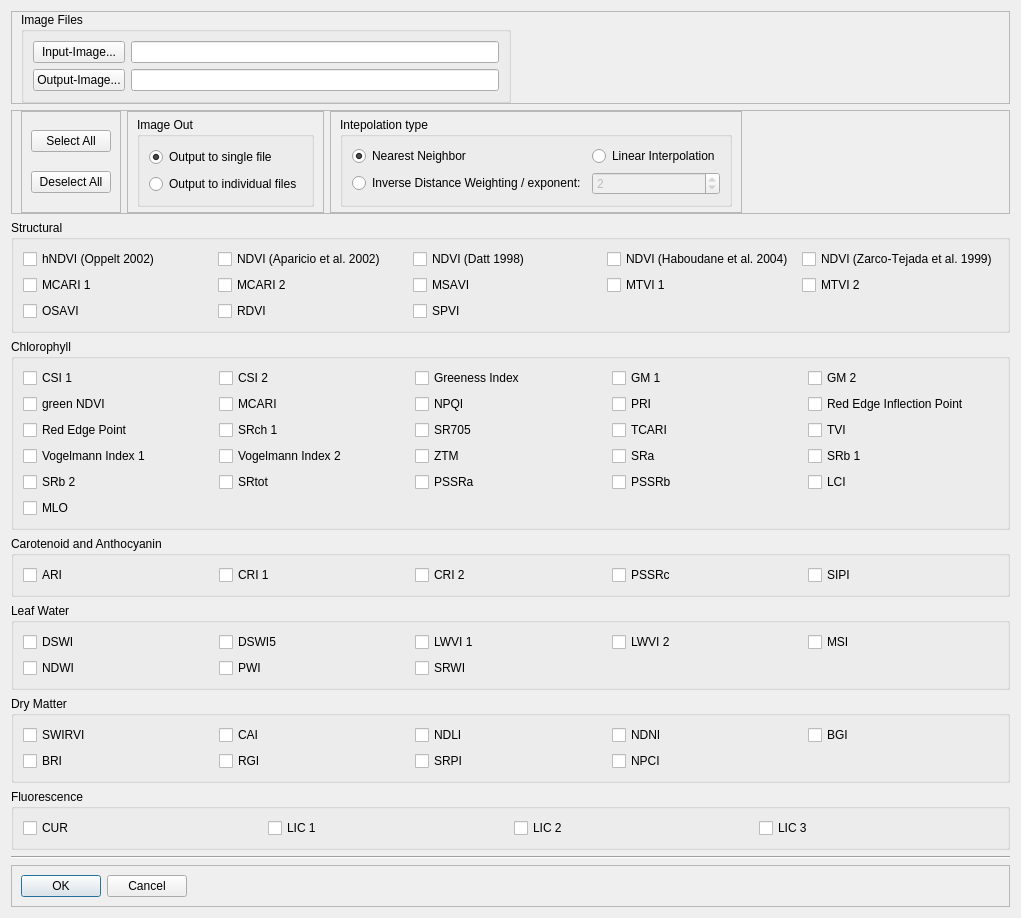
Above: enmapbox/apps/AVI/AVI.ui from jakimowb/enmapbox_testmigration2 before the change. Below: the same form after it.
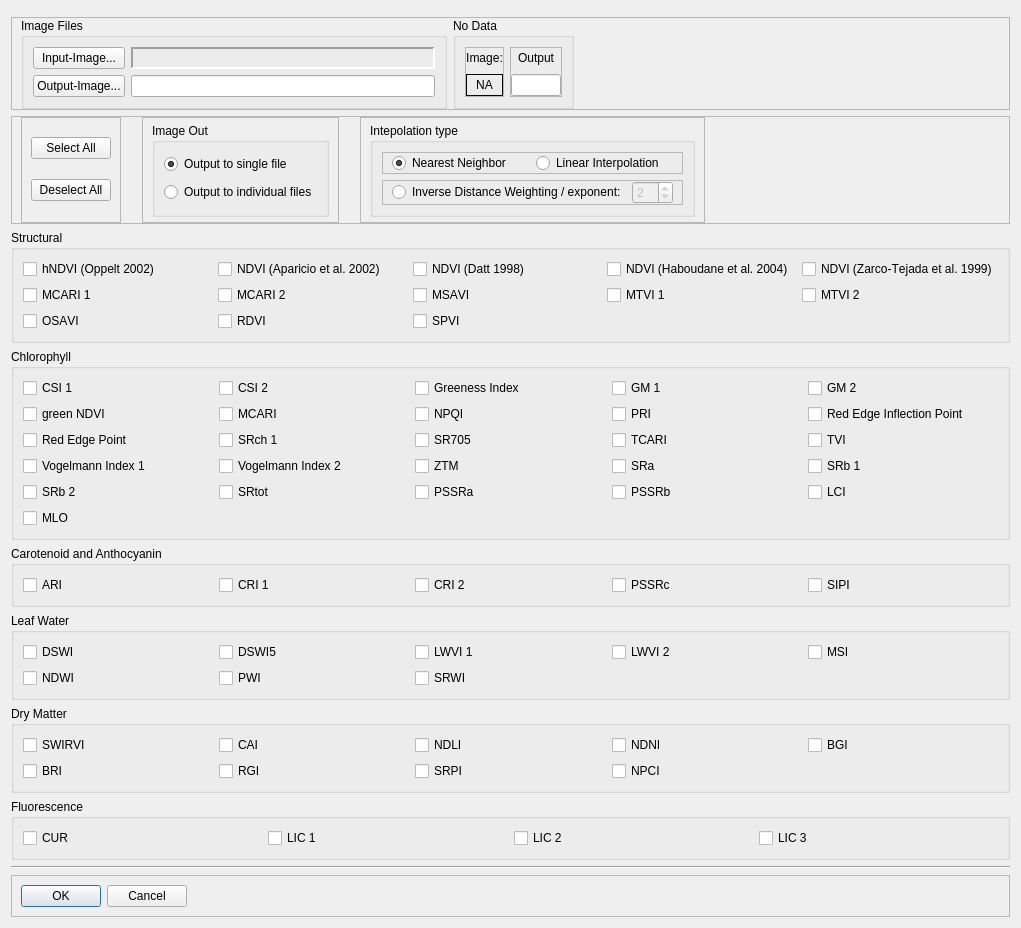
That is the form after the change.

```diff
--- a/enmapbox/apps/AVI/AVI.ui
+++ b/enmapbox/apps/AVI/AVI.ui
@@ -8,7 +8,7 @@
     <x>0</x>
     <y>0</y>
     <width>1021</width>
-    <height>822</height>
+    <height>816</height>
    </rect>
   </property>
   <property name="windowTitle">
@@ -18,7 +18,60 @@
    <locale language="English" country="UnitedStates"/>
   </property>
   <layout class="QGridLayout" name="gridLayout_7">
-   <item row="10" column="0">
+   <item row="12" column="0">
+    <widget class="QGroupBox" name="carAnth_group">
+     <property name="title">
+      <string>Carotenoid and Anthocyanin</string>
+     </property>
+     <property name="flat">
+      <bool>true</bool>
+     </property>
+     <property name="checkable">
+      <bool>false</bool>
+     </property>
+     <property name="checked">
+      <bool>false</bool>
+     </property>
+     <layout class="QGridLayout" name="gridLayout_3">
+      <item row="0" column="2">
+       <widget class="QCheckBox" name="box_cri2">
+        <property name="text">
+         <string>CRI 2</string>
+        </property>
+       </widget>
+      </item>
+      <item row="0" column="0">
+       <widget class="QCheckBox" name="box_ari">
+        <property name="text">
+         <string>ARI</string>
+        </property>
+       </widget>
+      </item>
+      <item row="0" column="1">
+       <widget class="QCheckBox" name="box_cri1">
+        <property name="text">
+         <string>CRI 1</string>
+        </property>
+       </widget>
+      </item>
+      <item row="0" column="3">
+       <widget class="QCheckBox" name="box_pssrc">
+        <property name="text">
+         <string>PSSRc</string>
+        </property>
+       </widget>
+      </item>
+      <item row="0" column="4">
+       <widget class="QCheckBox" name="box_sipi">
+        <property name="text">
+         <string>SIPI</string>
+        </property>
+       </widget>
+      </item>
+     </layout>
+    </widget>
+   </item>
+   <item row="11" column="0">
     <widget class="QGroupBox" name="cab_group">
      <property name="title">
       <string>Chlorophyll</string>
@@ -218,10 +271,10 @@
      </layout>
     </widget>
    </item>
-   <item row="11" column="0">
-    <widget class="QGroupBox" name="carAnth_group">
+   <item row="13" column="0">
+    <widget class="QGroupBox" name="water_group">
      <property name="title">
-      <string>Carotenoid and Anthocyanin</string>
+      <string>Leaf Water</string>
      </property>
      <property name="flat">
       <bool>true</bool>
@@ -232,46 +285,67 @@
      <property name="checked">
       <bool>false</bool>
      </property>
-     <layout class="QGridLayout" name="gridLayout_3">
-      <item row="0" column="2">
-       <widget class="QCheckBox" name="box_cri2">
-        <property name="text">
-         <string>CRI 2</string>
-        </property>
-       </widget>
-      </item>
+     <layout class="QGridLayout" name="gridLayout_4">
       <item row="0" column="0">
-       <widget class="QCheckBox" name="box_ari">
+       <widget class="QCheckBox" name="box_dswi">
         <property name="text">
-         <string>ARI</string>
+         <string>DSWI</string>
         </property>
        </widget>
       </item>
       <item row="0" column="1">
-       <widget class="QCheckBox" name="box_cri1">
+       <widget class="QCheckBox" name="box_dswi5">
         <property name="text">
-         <string>CRI 1</string>
-        </property>
-       </widget>
-      </item>
-      <item row="0" column="3">
-       <widget class="QCheckBox" name="box_pssrc">
-        <property name="text">
-         <string>PSSRc</string>
+         <string>DSWI5</string>
         </property>
        </widget>
       </item>
       <item row="0" column="4">
-       <widget class="QCheckBox" name="box_sipi">
+       <widget class="QCheckBox" name="box_msi">
         <property name="text">
-         <string>SIPI</string>
+         <string>MSI</string>
+        </property>
+       </widget>
+      </item>
+      <item row="0" column="3">
+       <widget class="QCheckBox" name="box_lwvi2">
+        <property name="text">
+         <string>LWVI 2</string>
+        </property>
+       </widget>
+      </item>
+      <item row="0" column="2">
+       <widget class="QCheckBox" name="box_lwvi1">
+        <property name="text">
+         <string>LWVI 1</string>
+        </property>
+       </widget>
+      </item>
+      <item row="1" column="0">
+       <widget class="QCheckBox" name="box_ndwi">
+        <property name="text">
+         <string>NDWI</string>
+        </property>
+       </widget>
+      </item>
+      <item row="1" column="1">
+       <widget class="QCheckBox" name="box_pwi">
+        <property name="text">
+         <string>PWI</string>
+        </property>
+       </widget>
+      </item>
+      <item row="1" column="2">
+       <widget class="QCheckBox" name="box_srwi">
+        <property name="text">
+         <string>SRWI</string>
         </property>
        </widget>
       </item>
      </layout>
     </widget>
    </item>
-   <item row="9" column="0">
+   <item row="10" column="0">
     <widget class="QGroupBox" name="structural_group">
      <property name="enabled">
       <bool>true</bool>
@@ -394,10 +468,274 @@
      </layout>
     </widget>
    </item>
-   <item row="12" column="0">
-    <widget class="QGroupBox" name="water_group">
+   <item row="1" column="0">
+    <widget class="QFrame" name="frame">
+     <property name="frameShape">
+      <enum>QFrame::StyledPanel</enum>
+     </property>
+     <property name="frameShadow">
+      <enum>QFrame::Raised</enum>
+     </property>
+     <layout class="QGridLayout" name="gridLayout_9">
+      <property name="topMargin">
+       <number>0</number>
+      </property>
+      <property name="bottomMargin">
+       <number>0</number>
+      </property>
+      <item row="0" column="0">
+       <widget class="QGroupBox" name="groupBox_3">
+        <property name="title">
+         <string>Image Files</string>
+        </property>
+        <layout class="QGridLayout" name="gridLayout_12">
+         <item row="1" column="0">
+          <widget class="QPushButton" name="cmdOutput">
+           <property name="text">
+            <string>Output-Image...</string>
+           </property>
+          </widget>
+         </item>
+         <item row="0" column="0">
+          <widget class="QPushButton" name="cmdInput">
+           <property name="text">
+            <string>Input-Image...</string>
+           </property>
+          </widget>
+         </item>
+         <item row="1" column="1">
+          <widget class="QLineEdit" name="txtOutput"/>
+         </item>
+         <item row="0" column="1">
+          <widget class="QLabel" name="lblInputImage">
+           <property name="frameShape">
+            <enum>QFrame::Panel</enum>
+           </property>
+           <property name="frameShadow">
+            <enum>QFrame::Sunken</enum>
+           </property>
+           <property name="lineWidth">
+            <number>2</number>
+           </property>
+           <property name="text">
+            <string/>
+           </property>
+          </widget>
+         </item>
+        </layout>
+        <zorder>cmdInput</zorder>
+        <zorder>cmdOutput</zorder>
+        <zorder>txtOutput</zorder>
+        <zorder>lblInputImage</zorder>
+       </widget>
+      </item>
+      <item row="0" column="1">
+       <widget class="QGroupBox" name="groupBox_9">
+        <property name="sizePolicy">
+         <sizepolicy hsizetype="Preferred" vsizetype="Preferred">
+          <horstretch>0</horstretch>
+          <verstretch>0</verstretch>
+         </sizepolicy>
+        </property>
+        <property name="title">
+         <string>No Data</string>
+        </property>
+        <layout class="QHBoxLayout" name="horizontalLayout_5">
+         <item>
+          <widget class="QFrame" name="frame_10">
+           <property name="sizePolicy">
+            <sizepolicy hsizetype="Maximum" vsizetype="Preferred">
+             <horstretch>0</horstretch>
+             <verstretch>0</verstretch>
+            </sizepolicy>
+           </property>
+           <property name="maximumSize">
+            <size>
+             <width>80</width>
+             <height>16777215</height>
+            </size>
+           </property>
+           <property name="frameShape">
+            <enum>QFrame::StyledPanel</enum>
+           </property>
+           <property name="frameShadow">
+            <enum>QFrame::Raised</enum>
+           </property>
+           <layout class="QVBoxLayout" name="verticalLayout_5">
+            <property name="margin">
+             <number>0</number>
+            </property>
+            <item>
+             <widget class="QLabel" name="label_12">
+              <property name="sizePolicy">
+               <sizepolicy hsizetype="Maximum" vsizetype="Minimum">
+                <horstretch>0</horstretch>
+                <verstretch>0</verstretch>
+               </sizepolicy>
+              </property>
+              <property name="maximumSize">
+               <size>
+                <width>80</width>
+                <height>20</height>
+               </size>
+              </property>
+              <property name="text">
+               <string>Image:</string>
+              </property>
+              <property name="alignment">
+               <set>Qt::AlignCenter</set>
+              </property>
+             </widget>
+            </item>
+            <item>
+             <widget class="QLabel" name="lblNodatImage">
+              <property name="sizePolicy">
+               <sizepolicy hsizetype="Maximum" vsizetype="Preferred">
+                <horstretch>0</horstretch>
+                <verstretch>0</verstretch>
+               </sizepolicy>
+              </property>
+              <property name="maximumSize">
+               <size>
+                <width>80</width>
+                <height>16777215</height>
+               </size>
+              </property>
+              <property name="frameShape">
+               <enum>QFrame::Box</enum>
+              </property>
+              <property name="text">
+               <string>NA</string>
+              </property>
+              <property name="alignment">
+               <set>Qt::AlignCenter</set>
+              </property>
+             </widget>
+            </item>
+           </layout>
+          </widget>
+         </item>
+         <item>
+          <widget class="QFrame" name="frame_12">
+           <property name="frameShape">
+            <enum>QFrame::StyledPanel</enum>
+           </property>
+           <property name="frameShadow">
+            <enum>QFrame::Raised</enum>
+           </property>
+           <layout class="QVBoxLayout" name="verticalLayout_7">
+            <property name="margin">
+             <number>0</number>
+            </property>
+            <item>
+             <widget class="QLabel" name="label_21">
+              <property name="sizePolicy">
+               <sizepolicy hsizetype="Preferred" vsizetype="Minimum">
+                <horstretch>0</horstretch>
+                <verstretch>0</verstretch>
+               </sizepolicy>
+              </property>
+              <property name="maximumSize">
+               <size>
+                <width>16777215</width>
+                <height>20</height>
+               </size>
+              </property>
+              <property name="text">
+               <string>Output</string>
+              </property>
+              <property name="alignment">
+               <set>Qt::AlignCenter</set>
+              </property>
+             </widget>
+            </item>
+            <item>
+             <widget class="QLineEdit" name="txtNodatOutput">
+              <property name="sizePolicy">
+               <sizepolicy hsizetype="Preferred" vsizetype="Maximum">
+                <horstretch>0</horstretch>
+                <verstretch>0</verstretch>
+               </sizepolicy>
+              </property>
+              <property name="maximumSize">
+               <size>
+                <width>50</width>
+                <height>30</height>
+               </size>
+              </property>
+              <property name="alignment">
+               <set>Qt::AlignCenter</set>
+              </property>
+             </widget>
+            </item>
+           </layout>
+          </widget>
+         </item>
+        </layout>
+       </widget>
+      </item>
+      <item row="0" column="2">
+       <spacer name="horizontalSpacer">
+        <property name="orientation">
+         <enum>Qt::Horizontal</enum>
+        </property>
+        <property name="sizeHint" stdset="0">
+         <size>
+          <width>40</width>
+          <height>20</height>
+         </size>
+        </property>
+       </spacer>
+      </item>
+     </layout>
+    </widget>
+   </item>
+   <item row="17" column="0">
+    <widget class="QFrame" name="frame_3">
+     <property name="frameShape">
+      <enum>QFrame::StyledPanel</enum>
+     </property>
+     <property name="frameShadow">
+      <enum>QFrame::Raised</enum>
+     </property>
+     <layout class="QHBoxLayout" name="horizontalLayout_3">
+      <item>
+       <widget class="QPushButton" name="cmdOK">
+        <property name="text">
+         <string>OK</string>
+        </property>
+        <property name="default">
+         <bool>true</bool>
+        </property>
+       </widget>
+      </item>
+      <item>
+       <widget class="QPushButton" name="cmdCancel">
+        <property name="text">
+         <string>Cancel</string>
+        </property>
+       </widget>
+      </item>
+      <item>
+       <spacer name="horizontalSpacer_3">
+        <property name="orientation">
+         <enum>Qt::Horizontal</enum>
+        </property>
+        <property name="sizeHint" stdset="0">
+         <size>
+          <width>40</width>
+          <height>20</height>
+         </size>
+        </property>
+       </spacer>
+      </item>
+     </layout>
+    </widget>
+   </item>
+   <item row="15" column="0">
+    <widget class="QGroupBox" name="fluo_group">
      <property name="title">
-      <string>Leaf Water</string>
+      <string>Fluorescence</string>
      </property>
      <property name="flat">
       <bool>true</bool>
@@ -408,67 +746,39 @@
      <property name="checked">
       <bool>false</bool>
      </property>
-     <layout class="QGridLayout" name="gridLayout_4">
+     <layout class="QGridLayout" name="gridLayout_6">
+      <item row="0" column="2">
+       <widget class="QCheckBox" name="box_lic2">
+        <property name="text">
+         <string>LIC 2</string>
+        </property>
+       </widget>
+      </item>
       <item row="0" column="0">
-       <widget class="QCheckBox" name="box_dswi">
+       <widget class="QCheckBox" name="box_cur">
         <property name="text">
-         <string>DSWI</string>
+         <string>CUR</string>
         </property>
        </widget>
       </item>
       <item row="0" column="1">
-       <widget class="QCheckBox" name="box_dswi5">
+       <widget class="QCheckBox" name="box_lic1">
         <property name="text">
-         <string>DSWI5</string>
-        </property>
-       </widget>
-      </item>
-      <item row="0" column="4">
-       <widget class="QCheckBox" name="box_msi">
-        <property name="text">
-         <string>MSI</string>
+         <string>LIC 1</string>
         </property>
        </widget>
       </item>
       <item row="0" column="3">
-       <widget class="QCheckBox" name="box_lwvi2">
+       <widget class="QCheckBox" name="box_lic3">
         <property name="text">
-         <string>LWVI 2</string>
-        </property>
-       </widget>
-      </item>
-      <item row="0" column="2">
-       <widget class="QCheckBox" name="box_lwvi1">
-        <property name="text">
-         <string>LWVI 1</string>
-        </property>
-       </widget>
-      </item>
-      <item row="1" column="0">
-       <widget class="QCheckBox" name="box_ndwi">
-        <property name="text">
-         <string>NDWI</string>
-        </property>
-       </widget>
-      </item>
-      <item row="1" column="1">
-       <widget class="QCheckBox" name="box_pwi">
-        <property name="text">
-         <string>PWI</string>
-        </property>
-       </widget>
-      </item>
-      <item row="1" column="2">
-       <widget class="QCheckBox" name="box_srwi">
-        <property name="text">
-         <string>SRWI</string>
+         <string>LIC 3</string>
         </property>
        </widget>
       </item>
      </layout>
     </widget>
    </item>
-   <item row="13" column="0">
+   <item row="14" column="0">
     <widget class="QGroupBox" name="dm_group">
      <property name="title">
       <string>Dry Matter</string>
@@ -576,95 +886,14 @@
      </layout>
     </widget>
    </item>
-   <item row="14" column="0">
-    <widget class="QGroupBox" name="fluo_group">
-     <property name="title">
-      <string>Fluorescence</string>
-     </property>
-     <property name="flat">
-      <bool>true</bool>
-     </property>
-     <property name="checkable">
-      <bool>false</bool>
-     </property>
-     <property name="checked">
-      <bool>false</bool>
-     </property>
-     <layout class="QGridLayout" name="gridLayout_6">
-      <item row="0" column="2">
-       <widget class="QCheckBox" name="box_lic2">
-        <property name="text">
-         <string>LIC 2</string>
-        </property>
-       </widget>
-      </item>
-      <item row="0" column="0">
-       <widget class="QCheckBox" name="box_cur">
-        <property name="text">
-         <string>CUR</string>
-        </property>
-       </widget>
-      </item>
-      <item row="0" column="1">
-       <widget class="QCheckBox" name="box_lic1">
-        <property name="text">
-         <string>LIC 1</string>
-        </property>
-       </widget>
-      </item>
-      <item row="0" column="3">
-       <widget class="QCheckBox" name="box_lic3">
-        <property name="text">
-         <string>LIC 3</string>
-        </property>
-       </widget>
-      </item>
-     </layout>
-    </widget>
-   </item>
    <item row="16" column="0">
-    <widget class="QFrame" name="frame_3">
-     <property name="frameShape">
-      <enum>QFrame::StyledPanel</enum>
+    <widget class="Line" name="line">
+     <property name="orientation">
+      <enum>Qt::Horizontal</enum>
      </property>
-     <property name="frameShadow">
-      <enum>QFrame::Raised</enum>
-     </property>
-     <layout class="QHBoxLayout" name="horizontalLayout_3">
-      <item>
-       <widget class="QPushButton" name="cmdOK">
-        <property name="text">
-         <string>OK</string>
-        </property>
-        <property name="default">
-         <bool>true</bool>
-        </property>
-       </widget>
-      </item>
-      <item>
-       <widget class="QPushButton" name="cmdCancel">
-        <property name="text">
-         <string>Cancel</string>
-        </property>
-       </widget>
-      </item>
-      <item>
-       <spacer name="horizontalSpacer_3">
-        <property name="orientation">
-         <enum>Qt::Horizontal</enum>
-        </property>
-        <property name="sizeHint" stdset="0">
-         <size>
-          <width>40</width>
-          <height>20</height>
-         </size>
-        </property>
-       </spacer>
-      </item>
-     </layout>
     </widget>
    </item>
-   <item row="8" column="0">
+   <item row="9" column="0">
     <widget class="QFrame" name="frame_5">
      <property name="frameShape">
       <enum>QFrame::StyledPanel</enum>
@@ -759,78 +988,6 @@
         </property>
        </spacer>
       </item>
-      <item row="0" column="6" rowspan="2">
-       <widget class="QFrame" name="frame_8">
-        <property name="frameShape">
-         <enum>QFrame::StyledPanel</enum>
-        </property>
-        <property name="frameShadow">
-         <enum>QFrame::Raised</enum>
-        </property>
-        <layout class="QGridLayout" name="gridLayout_11">
-         <property name="topMargin">
-          <number>5</number>
-         </property>
-         <property name="bottomMargin">
-          <number>5</number>
-         </property>
-         <item row="0" column="0">
-          <widget class="QGroupBox" name="groupBox">
-           <property name="title">
-            <string>Intepolation type</string>
-           </property>
-           <layout class="QGridLayout" name="gridLayout_10">
-            <item row="1" column="0">
-             <widget class="QRadioButton" name="radIDW">
-              <property name="text">
-               <string>Inverse Distance Weighting / exponent:</string>
-              </property>
-             </widget>
-            </item>
-            <item row="0" column="0">
-             <widget class="QRadioButton" name="radNN">
-              <property name="text">
-               <string>Nearest Neighbor</string>
-              </property>
-              <property name="checked">
-               <bool>true</bool>
-              </property>
-             </widget>
-            </item>
-            <item row="0" column="1">
-             <widget class="QRadioButton" name="radLinear">
-              <property name="text">
-               <string>Linear Interpolation</string>
-              </property>
-             </widget>
-            </item>
-            <item row="1" column="1">
-             <widget class="QSpinBox" name="spinIDW_exp">
-              <property name="enabled">
-               <bool>false</bool>
-              </property>
-              <property name="minimum">
-               <number>1</number>
-              </property>
-              <property name="maximum">
-               <number>50</number>
-              </property>
-              <property name="value">
-               <number>2</number>
-              </property>
-             </widget>
-            </item>
-           </layout>
-           <zorder>radNN</zorder>
-           <zorder>radNN</zorder>
-           <zorder>radIDW</zorder>
-           <zorder>radLinear</zorder>
-           <zorder>spinIDW_exp</zorder>
-          </widget>
-         </item>
-        </layout>
-       </widget>
-      </item>
       <item row="0" column="4" rowspan="2">
        <widget class="QFrame" name="frame_4">
         <property name="frameShape">
@@ -875,78 +1032,128 @@
         </layout>
        </widget>
       </item>
+      <item row="0" column="6" rowspan="2" colspan="2">
+       <widget class="QFrame" name="frame_8">
+        <property name="frameShape">
+         <enum>QFrame::StyledPanel</enum>
+        </property>
+        <property name="frameShadow">
+         <enum>QFrame::Raised</enum>
+        </property>
+        <layout class="QGridLayout" name="gridLayout_11">
+         <property name="topMargin">
+          <number>5</number>
+         </property>
+         <property name="bottomMargin">
+          <number>5</number>
+         </property>
+         <item row="0" column="0">
+          <widget class="QGroupBox" name="groupBox">
+           <property name="title">
+            <string>Intepolation type</string>
+           </property>
+           <layout class="QGridLayout" name="gridLayout_10">
+            <item row="0" column="0">
+             <widget class="QFrame" name="frame_2">
+              <property name="frameShape">
+               <enum>QFrame::StyledPanel</enum>
+              </property>
+              <property name="frameShadow">
+               <enum>QFrame::Raised</enum>
+              </property>
+              <layout class="QHBoxLayout" name="horizontalLayout">
+               <property name="topMargin">
+                <number>0</number>
+               </property>
+               <property name="bottomMargin">
+                <number>0</number>
+               </property>
+               <item>
+                <widget class="QRadioButton" name="radNN">
+                 <property name="text">
+                  <string>Nearest Neighbor</string>
+                 </property>
+                 <property name="checked">
+                  <bool>true</bool>
+                 </property>
+                 <attribute name="buttonGroup">
+                  <string notr="true">buttonGroup</string>
+                 </attribute>
+                </widget>
+               </item>
+               <item>
+                <widget class="QRadioButton" name="radLinear">
+                 <property name="text">
+                  <string>Linear Interpolation</string>
+                 </property>
+                 <attribute name="buttonGroup">
+                  <string notr="true">buttonGroup</string>
+                 </attribute>
+                </widget>
+               </item>
+              </layout>
+             </widget>
+            </item>
+            <item row="1" column="0">
+             <widget class="QFrame" name="frame_7">
+              <property name="frameShape">
+               <enum>QFrame::StyledPanel</enum>
+              </property>
+              <property name="frameShadow">
+               <enum>QFrame::Raised</enum>
+              </property>
+              <layout class="QHBoxLayout" name="horizontalLayout_2">
+               <property name="topMargin">
+                <number>0</number>
+               </property>
+               <property name="bottomMargin">
+                <number>0</number>
+               </property>
+               <item>
+                <widget class="QRadioButton" name="radIDW">
+                 <property name="text">
+                  <string>Inverse Distance Weighting / exponent:</string>
+                 </property>
+                 <attribute name="buttonGroup">
+                  <string notr="true">buttonGroup</string>
+                 </attribute>
+                </widget>
+               </item>
+               <item>
+                <widget class="QSpinBox" name="spinIDW_exp">
+                 <property name="enabled">
+                  <bool>false</bool>
+                 </property>
+                 <property name="minimum">
+                  <number>1</number>
+                 </property>
+                 <property name="maximum">
+                  <number>50</number>
+                 </property>
+                 <property name="value">
+                  <number>2</number>
+                 </property>
+                </widget>
+               </item>
+              </layout>
+             </widget>
+            </item>
+           </layout>
+          </widget>
+         </item>
+        </layout>
+       </widget>
+      </item>
      </layout>
     </widget>
    </item>
    <item row="0" column="0">
-    <widget class="QFrame" name="frame">
+    <widget class="QFrame" name="frame_9">
      <property name="frameShape">
       <enum>QFrame::StyledPanel</enum>
      </property>
      <property name="frameShadow">
       <enum>QFrame::Raised</enum>
-     </property>
-     <layout class="QGridLayout" name="gridLayout_9">
-      <property name="topMargin">
-       <number>0</number>
-      </property>
-      <property name="bottomMargin">
-       <number>0</number>
-      </property>
-      <item row="0" column="2">
-       <spacer name="horizontalSpacer">
-        <property name="orientation">
-         <enum>Qt::Horizontal</enum>
-        </property>
-        <property name="sizeHint" stdset="0">
-         <size>
-          <width>40</width>
-          <height>20</height>
-         </size>
-        </property>
-       </spacer>
-      </item>
-      <item row="0" column="0">
-       <widget class="QGroupBox" name="groupBox_3">
-        <property name="title">
-         <string>Image Files</string>
-        </property>
-        <layout class="QGridLayout" name="gridLayout_12">
-         <item row="1" column="0">
-          <widget class="QPushButton" name="cmdOutput">
-           <property name="text">
-            <string>Output-Image...</string>
-           </property>
-          </widget>
-         </item>
-         <item row="0" column="0">
-          <widget class="QPushButton" name="cmdInput">
-           <property name="text">
-            <string>Input-Image...</string>
-           </property>
-          </widget>
-         </item>
-         <item row="0" column="1">
-          <widget class="QLineEdit" name="txtInput"/>
-         </item>
-         <item row="1" column="1">
-          <widget class="QLineEdit" name="txtOutput"/>
-         </item>
-        </layout>
-        <zorder>frame</zorder>
-        <zorder>cmdInput</zorder>
-        <zorder>cmdOutput</zorder>
-        <zorder>txtInput</zorder>
-        <zorder>txtOutput</zorder>
-       </widget>
-      </item>
-     </layout>
-    </widget>
-   </item>
-   <item row="15" column="0">
-    <widget class="Line" name="line">
-     <property name="orientation">
-      <enum>Qt::Horizontal</enum>
      </property>
     </widget>
    </item>
```
Left out of the diff: 85 changed lines with no effect on the pictures.
